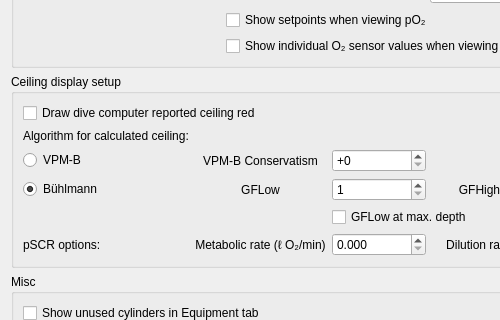
The window that desktop-widgets/preferences/preferences_graph.ui (subsurface/subsurface) describes before a commit, drawn with Qt 5; both pictures show x 0 to 500 and y 175 to 495 of the 650 by 578 pixel window.
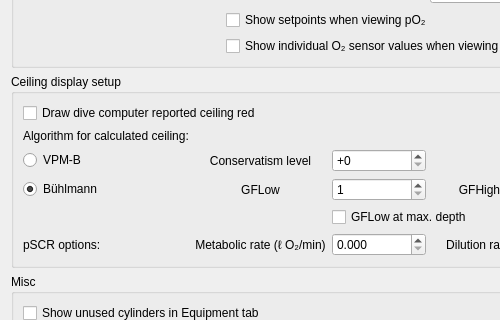
The same window after the commit.

Commit message: Planner uses "Conservatism level", do the same for Settings.

Patch:
```diff
--- a/desktop-widgets/preferences/preferences_graph.ui
+++ b/desktop-widgets/preferences/preferences_graph.ui
@@ -180,7 +180,7 @@
       <item row="2" column="1">
        <widget class="QLabel" name="label_VPMB">
         <property name="text">
-         <string>VPM-B Conservatism</string>
+         <string>Conservatism level</string>
         </property>
         <property name="alignment">
          <set>Qt::AlignCenter</set>
```
